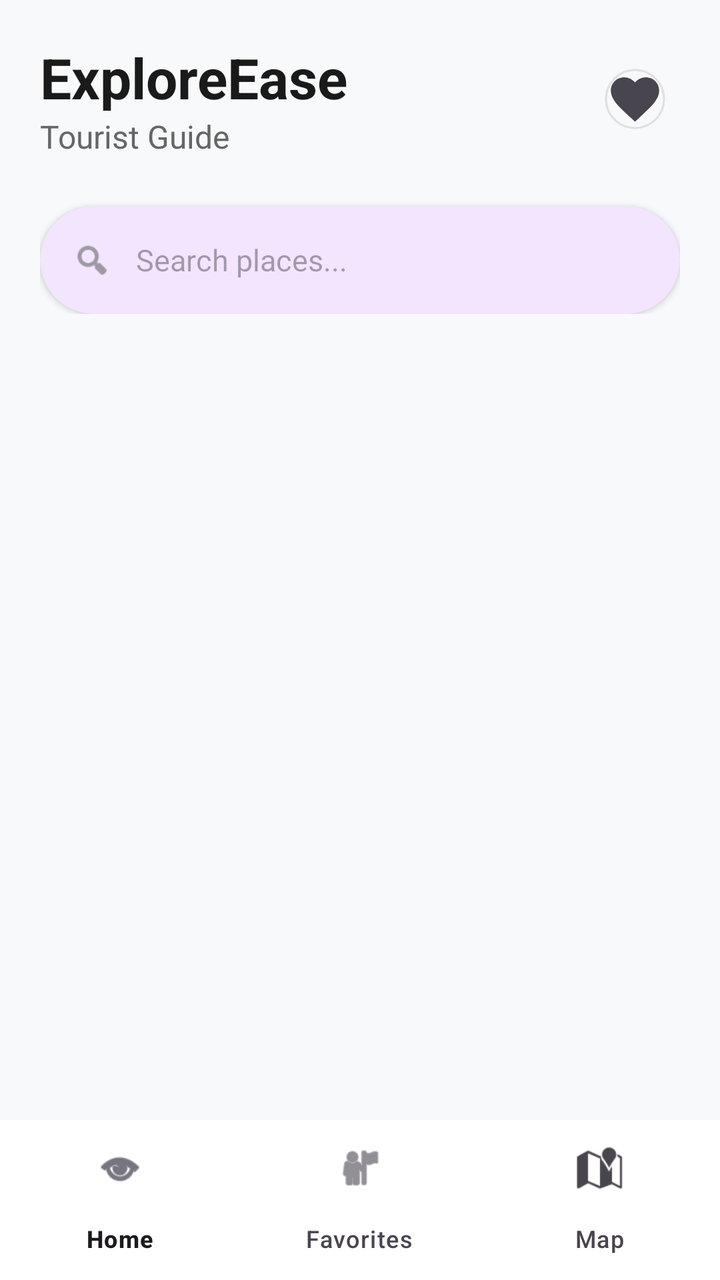
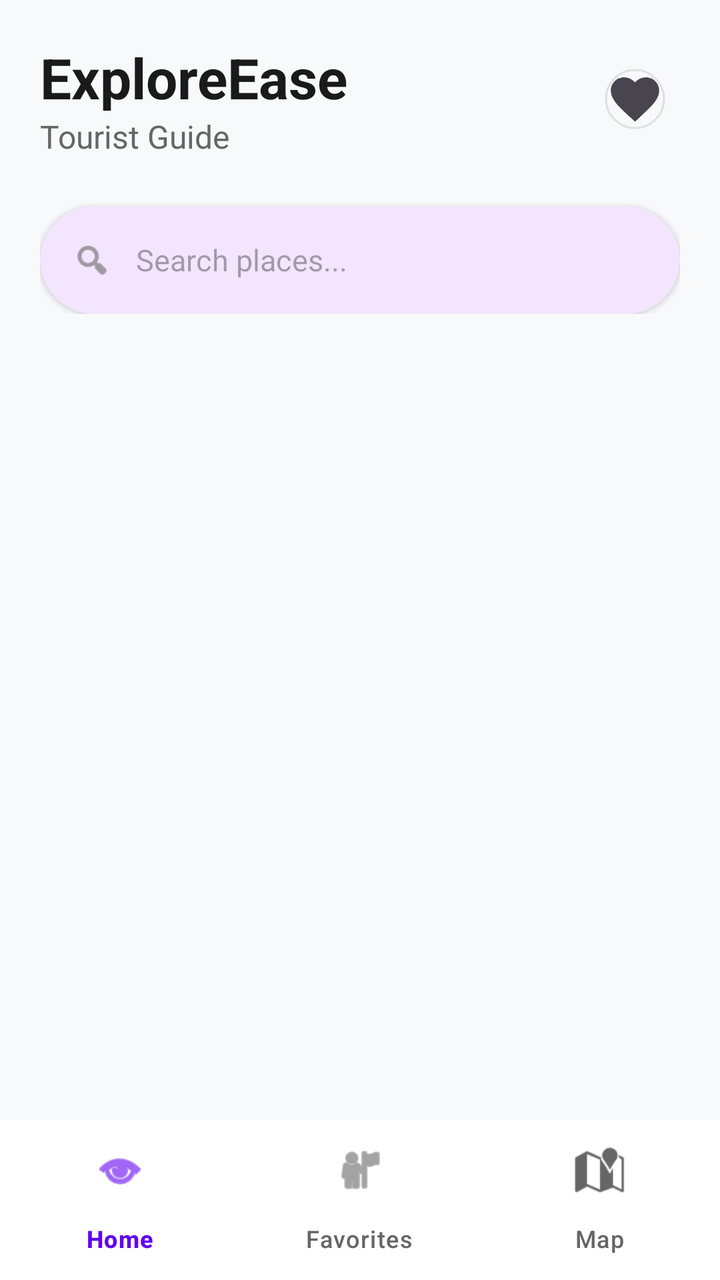

An Android layout rendered at two revisions. The XML below is the earlier revision; the diff shows what the commit changed to produce the second picture.
<!-- AndroidManifest.xml: application theme Theme.TouristGuideApp -->
<!-- res/layout/activity_main.xml -->
<?xml version="1.0" encoding="utf-8"?>
<androidx.constraintlayout.widget.ConstraintLayout xmlns:android="http://schemas.android.com/apk/res/android"
    xmlns:app="http://schemas.android.com/apk/res-auto"
    xmlns:tools="http://schemas.android.com/tools"
    android:id="@+id/main"
    android:layout_width="match_parent"
    android:layout_height="match_parent"
    android:background="@color/bg_light"
    tools:context=".MainActivity">

    <com.google.android.material.appbar.AppBarLayout
        android:id="@+id/appBarLayout"
        android:layout_width="match_parent"
        android:layout_height="wrap_content"
        android:background="@android:color/transparent"
        app:elevation="0dp"
        app:layout_constraintTop_toTopOf="parent">

        <LinearLayout
            android:layout_width="match_parent"
            android:layout_height="wrap_content"
            android:orientation="vertical"
            android:padding="20dp">

            <RelativeLayout
                android:layout_width="match_parent"
                android:layout_height="wrap_content">

                <LinearLayout
                    android:layout_width="wrap_content"
                    android:layout_height="wrap_content"
                    android:orientation="vertical">

                    <TextView
                        android:layout_width="wrap_content"
                        android:layout_height="wrap_content"
                        android:text="ExploreEase"
                        android:textColor="@color/black"
                        android:textSize="28sp"
                        android:textStyle="bold" />

                    <TextView
                        android:layout_width="wrap_content"
                        android:layout_height="wrap_content"
                        android:text="Tourist Guide"
                        android:textColor="@color/gray_dark"
                        android:textSize="16sp" />
                </LinearLayout>

                <com.google.android.material.imageview.ShapeableImageView
                    android:id="@+id/favoritesIcon"
                    android:layout_width="45dp"
                    android:layout_height="45dp"
                    android:layout_alignParentEnd="true"
                    android:layout_centerVertical="true"
                    android:padding="8dp"
                    android:src="@drawable/ic_favorite"
                    app:shapeAppearanceOverlay="@style/CircleImage"
                    app:strokeColor="@color/gray_light"
                    app:strokeWidth="1dp" />
            </RelativeLayout>

            <com.google.android.material.card.MaterialCardView
                android:layout_width="match_parent"
                android:layout_height="54dp"
                android:layout_marginTop="24dp"
                app:cardCornerRadius="27dp"
                app:cardElevation="2dp"
                app:strokeWidth="0dp">

                <LinearLayout
                    android:layout_width="match_parent"
                    android:layout_height="match_parent"
                    android:gravity="center_vertical"
                    android:orientation="horizontal"
                    android:paddingHorizontal="16dp">

                    <ImageView
                        android:layout_width="20dp"
                        android:layout_height="20dp"
                        android:src="@android:drawable/ic_menu_search"
                        app:tint="@color/gray_dark" />

                    <EditText
                        android:id="@+id/searchBox"
                        android:layout_width="match_parent"
                        android:layout_height="match_parent"
                        android:layout_marginStart="12dp"
                        android:background="@null"
                        android:hint="Search places..."
                        android:imeOptions="actionSearch"
                        android:inputType="text"
                        android:textSize="15sp" />
                </LinearLayout>
            </com.google.android.material.card.MaterialCardView>

        </LinearLayout>
    </com.google.android.material.appbar.AppBarLayout>

    <FrameLayout
        android:layout_width="match_parent"
        android:layout_height="0dp"
        app:layout_behavior="@string/appbar_scrolling_view_behavior"
        app:layout_constraintBottom_toTopOf="@+id/bottom_navigation"
        app:layout_constraintTop_toBottomOf="@+id/appBarLayout">

        <androidx.recyclerview.widget.RecyclerView
            android:id="@+id/rvHome"
            android:layout_width="match_parent"
            android:layout_height="match_parent"
            android:clipToPadding="false"
            android:paddingBottom="16dp" />

        <ProgressBar
            android:id="@+id/mainProgressBar"
            android:layout_width="wrap_content"
            android:layout_height="wrap_content"
            android:layout_gravity="center"
            android:visibility="gone" />

        <LinearLayout
            android:id="@+id/tvEmptyState"
            android:layout_width="wrap_content"
            android:layout_height="wrap_content"
            android:layout_gravity="center"
            android:gravity="center"
            android:orientation="vertical"
            android:visibility="gone">

            <ImageView
                android:layout_width="100dp"
                android:layout_height="100dp"
                android:alpha="0.5"
                android:src="@android:drawable/ic_menu_search" />

            <TextView
                android:layout_width="wrap_content"
                android:layout_height="wrap_content"
                android:layout_marginTop="16dp"
                android:text="No places found"
                android:textColor="@color/gray_dark"
                android:textSize="18sp" />
        </LinearLayout>

    </FrameLayout>

    <com.google.android.material.bottomnavigation.BottomNavigationView
        android:id="@+id/bottom_navigation"
        android:layout_width="match_parent"
        android:layout_height="wrap_content"
        android:background="@color/white"
        app:elevation="8dp"
        app:layout_constraintBottom_toBottomOf="parent"
        app:menu="@menu/bottom_nav_menu" />

</androidx.constraintlayout.widget.ConstraintLayout>
<!-- resources referenced by this layout -->
<resources>
  <color name="bg_light">#F8F9FA</color>
  <color name="black">#1A1A1A</color>
  <color name="gray_dark">#666666</color>
  <color name="gray_light">#E0E0E0</color>
  <color name="white">#FFFFFF</color>
  <!-- drawable ic_favorite (drawable) -->
  <vector xmlns:android="http://schemas.android.com/apk/res/android"
      android:width="24dp"
      android:height="24dp"
      android:viewportWidth="24"
      android:viewportHeight="24"
      android:tint="?attr/colorControlNormal">
    <path
        android:fillColor="@android:color/white"
        android:pathData="M12,21.35l-1.45,-1.32C5.4,15.36 2,12.28 2,8.5 2,5.42 4.42,3 7.5,3c1.74,0 3.41,0.81 4.5,2.09C13.09,3.81 14.76,3 16.5,3 19.58,3 22,5.42 22,8.5c0,3.78 -3.4,6.86 -8.55,11.54L12,21.35z"/>
  </vector>
  <style name="CircleImage" parent="">
          <item name="cornerSize">50%</item>
      </style>
  <style name="Theme.TouristGuideApp" parent="Base.Theme.TouristGuideApp" />
  <style name="Base.Theme.TouristGuideApp" parent="Theme.Material3.Light.NoActionBar">
          
          <item name="colorPrimary">@color/primary</item>
          <item name="colorPrimaryVariant">@color/primary_dark</item>
          <item name="colorAccent">@color/accent</item>
  
          
          <item name="android:statusBarColor">@color/bg_light</item>
          <item name="android:windowLightStatusBar" tools:targetApi="m">true</item>
  
          
          <item name="android:windowBackground">@color/bg_light</item>
      </style>
  <color name="primary">#6200EE</color>
  <color name="primary_dark">#3700B3</color>
  <color name="accent">#03DAC5</color>
</resources>

<!-- the commit's change to res/layout/activity_main.xml (unified diff, before → after) -->
@@ -150,6 +150,9 @@
         android:layout_height="wrap_content"
         android:background="@color/white"
         app:elevation="8dp"
+        app:itemIconSize="26dp"
+        app:itemIconTint="@drawable/nav_item_color_state"
+        app:itemTextColor="@drawable/nav_item_color_state"
         app:layout_constraintBottom_toBottomOf="parent"
         app:menu="@menu/bottom_nav_menu" />
 
<!-- resource entries referenced after the edit -->
@@ -16,6 +16,12 @@
         android:fillColor="@android:color/white"
         android:pathData="M12,21.35l-1.45,-1.32C5.4,15.36 2,12.28 2,8.5 2,5.42 4.42,3 7.5,3c1.74,0 3.41,0.81 4.5,2.09C13.09,3.81 14.76,3 16.5,3 19.58,3 22,5.42 22,8.5c0,3.78 -3.4,6.86 -8.55,11.54L12,21.35z"/>
   </vector>
+  <!-- drawable nav_item_color_state (drawable) -->
+  <?xml version="1.0" encoding="utf-8"?>
+  <selector xmlns:android="http://schemas.android.com/apk/res/android">
+      <item android:color="@color/primary" android:state_checked="true" />
+      <item android:color="@color/gray_dark" android:state_checked="false" />
+  </selector>
   <style name="CircleImage" parent="">
           <item name="cornerSize">50%</item>
       </style>
